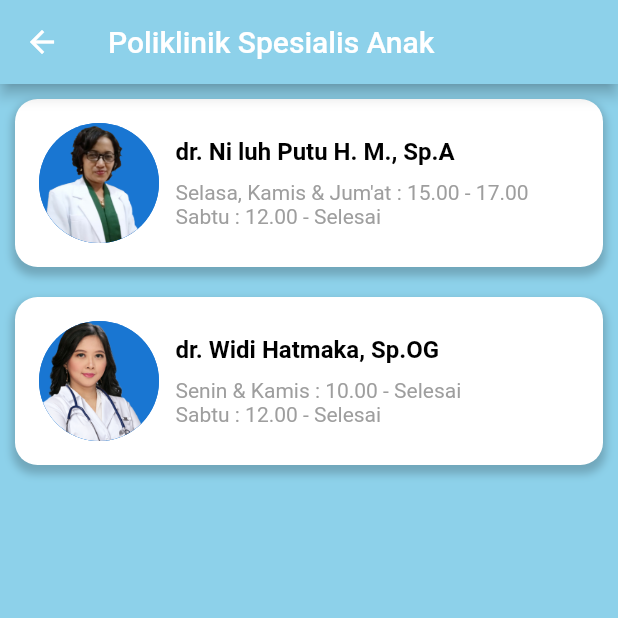
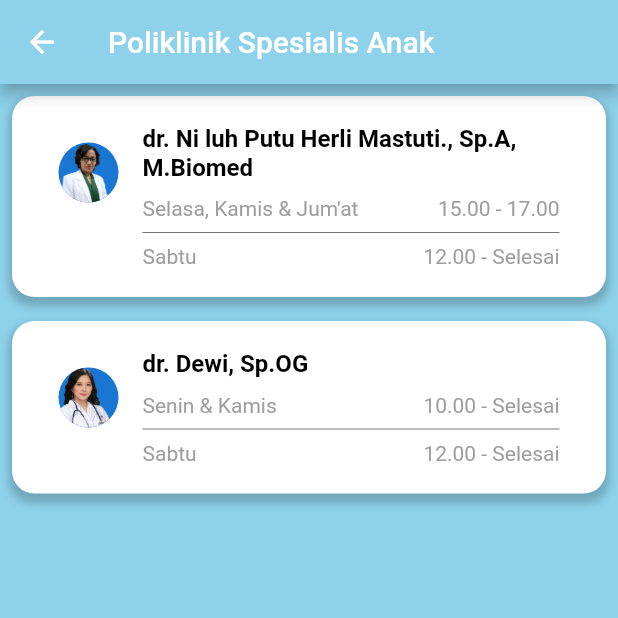
Before and after one commit to rizkytsun/rsumitradelima, a Flutter app: the JadwalAnak screen opened directly, on a phone screen of 412 x 824 dp, the top half of it. Run offline on Flutter 3.47's test engine with Material 2 defaults, Android fonts, the light colour scheme and no system bars; our stand-ins replace flutter_icons, flutter_svg, font_awesome_flutter, google_nav_bar, line_awesome_icons, line_icons; project files that could hold a hidden picture were left out.

Commit message:
Update launch.json, beranda.dart, and jadwalAnak.dart

```diff
--- a/lib/page/jadwaldokter/jadwalAnak.dart
+++ b/lib/page/jadwaldokter/jadwalAnak.dart
@@ -1,6 +1,7 @@
 import 'package:flutter/material.dart';
 import 'package:rsumitradelima/components.dart';
 import 'package:rsumitradelima/page/daftar_poli.dart';
+
 
 void main() {
   runApp(new MaterialApp(
@@ -27,19 +28,19 @@ class _JadwalAnakState extends State<JadwalAnak> {
         children: <Widget>[
           ListDokter(
             gambar: "assets/dokter/niluh.png",
-            nama: "dr. Ni luh Putu H. M., Sp.A",
-            jadwal: "Selasa, Kamis & Jum'at",
-            jadwala: " : 15.00 - 17.00",
-            jadwal2: "Sabtu",
-            jadwal2a: " : 12.00 - Selesai",
+            nama: "dr. Ni luh Putu Herli Mastuti., Sp.A, M.Biomed",
+            jadwal1_hari: "Selasa, Kamis & Jum'at",
+            jadwal1_jam: "15.00 - 17.00",
+            jadwal2_hari: "Sabtu",
+            jadwal2_jam: "12.00 - Selesai",
           ),
           ListDokter(
             gambar: "assets/dokter/dewi.png",
-            nama: "dr. Widi Hatmaka, Sp.OG",
-            jadwal: "Senin & Kamis",
-            jadwala: " : 10.00 - Selesai",
-            jadwal2: "Sabtu",
-            jadwal2a: " : 12.00 - Selesai",
+            nama: "dr. Dewi, Sp.OG",
+            jadwal1_hari: "Senin & Kamis",
+            jadwal1_jam: "10.00 - Selesai",
+            jadwal2_hari: "Sabtu",
+            jadwal2_jam: "12.00 - Selesai",
           ),
         ],
       ),
@@ -51,22 +52,22 @@ class ListDokter extends StatelessWidget {
   ListDokter(
       {this.gambar,
       this.nama,
-      this.jadwal,
-      this.jadwala,
-      this.jadwal2,
-      this.jadwal2a});
+      this.jadwal1_hari,
+      this.jadwal1_jam,
+      this.jadwal2_hari,
+      this.jadwal2_jam});
 
   final String gambar;
   final String nama;
-  final String jadwal;
-  final String jadwala;
-  final String jadwal2;
-  final String jadwal2a;
+  final String jadwal1_hari;
+  final String jadwal1_jam;
+  final String jadwal2_hari;
+  final String jadwal2_jam;
 
   @override
   Widget build(BuildContext context) {
     return Padding(
-      padding: const EdgeInsets.all(10.0),
+      padding: const EdgeInsets.all(8.0),
       child: new Container(
         padding: EdgeInsets.all(15.0),
         decoration: BoxDecoration(
@@ -80,63 +81,54 @@ class ListDokter extends StatelessWidget {
                 offset: Offset(0, 4),
               )
             ]),
-        child: new Row(
-          mainAxisSize: MainAxisSize.max,
-          children: <Widget>[
-            Padding(
-              padding: const EdgeInsets.all(1.0),
-              child: CircleAvatar(
-                radius: 40,
-                child: CircleAvatar(
-                  radius: 40,
-                  backgroundImage: AssetImage(gambar),
+        child: ListTile(
+          leading: CircleAvatar(
+            // backgroundColor: Colors.transparent,
+            backgroundImage: AssetImage(gambar)
+          ),
+          title: Flexible(
+            child: Text(
+              nama,
+              style: TextStyle(fontSize: 16.0,fontWeight: FontWeight.bold,color: Colors.black),
             ),
           ),
-            ),
-            Padding(
-              padding: const EdgeInsets.all(10.0),
-              child: new Column(
+          subtitle: Padding(
+            padding: const EdgeInsets.only(top: 10.0),
+            child: Column(
               crossAxisAlignment: CrossAxisAlignment.start,
-                mainAxisAlignment: MainAxisAlignment.spaceBetween,
               children: <Widget>[
-                  new Text(
-                    nama,
-                    style: new TextStyle(
-                        fontSize: 16.0,
-                        fontWeight: FontWeight.bold,
-                        color: Colors.black),
-                  ),
-                  SizedBox(
-                    height: 10,
-                  ),
                 Row(
-                    crossAxisAlignment: CrossAxisAlignment.start,
+                  crossAxisAlignment: CrossAxisAlignment.center,
                   mainAxisAlignment: MainAxisAlignment.spaceBetween,
                   mainAxisSize: MainAxisSize.max,
                   children: <Widget>[
-                      new Text(
-                        jadwal,
+                    Flexible(
+                      child: Text(
+                        jadwal1_hari,
                         style:
-                            new TextStyle(fontSize: 14.0, color: Colors.grey),
+                            TextStyle(fontSize: 14.0, color: Colors.grey),
+                      ),
                     ),
                     // Expanded(),
-                      new Text(
-                        jadwala,
+                    Text(
+                      jadwal1_jam,
                       style: TextStyle(fontSize: 14.0, color: Colors.grey),
                     )
                   ],
                 ),
+                Divider(color: Colors.grey[600]),
                 Row(
-                    crossAxisAlignment: CrossAxisAlignment.start,
+                  crossAxisAlignment: CrossAxisAlignment.center,
                   mainAxisAlignment: MainAxisAlignment.spaceBetween,
                   children: <Widget>[
-                      new Text(
-                        jadwal2,
-                        style:
-                            new TextStyle(fontSize: 14.0, color: Colors.grey),
+                    Flexible(
+                      child: Text(
+                        jadwal2_hari,
+                        style: TextStyle(fontSize: 14.0, color: Colors.grey),
                       ),
-                      new Text(
-                        jadwal2a,
+                    ),
+                    Text(
+                      jadwal2_jam,
                       style: TextStyle(fontSize: 14.0, color: Colors.grey),
                     )
                   ],
@@ -144,7 +136,7 @@ class ListDokter extends StatelessWidget {
               ],
             ),
           ),
-          ],
+          dense: true,
         ),
       ),
     );
```
Also changed, not shown: lib/page/NavbarPages/beranda.dart (+28 -31 lines). Lines whose indentation alone changed are shown as unchanged.
